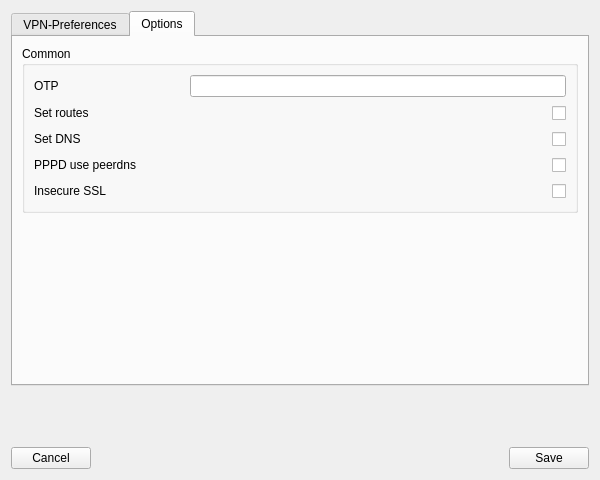
The window that vpnprofileeditor.ui (theinvisible/openfortigui) describes before a commit, drawn with Qt 5.
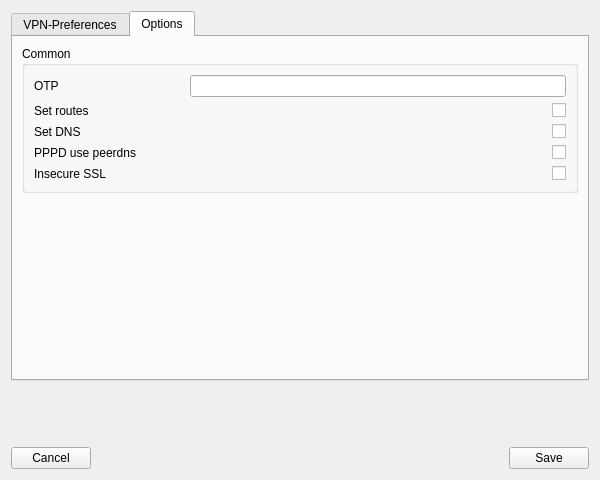
The same window after the commit. The open tabs and pages were chosen to show the change.

```diff
--- a/vpnprofileeditor.ui
+++ b/vpnprofileeditor.ui
@@ -79,9 +79,6 @@
           </item>
           <item row="2" column="1">
            <widget class="QSpinBox" name="sBGatewayPort">
-            <property name="alignment">
-             <set>Qt::AlignRight|Qt::AlignTrailing|Qt::AlignVCenter</set>
-            </property>
             <property name="suffix">
              <string/>
             </property>
@@ -157,7 +154,7 @@
              <enum>Qt::RightToLeft</enum>
             </property>
             <property name="text">
-             <string> </string>
+             <string/>
             </property>
            </widget>
           </item>
@@ -269,7 +266,7 @@
              <enum>Qt::RightToLeft</enum>
             </property>
             <property name="text">
-             <string> </string>
+             <string/>
             </property>
            </widget>
           </item>
@@ -279,7 +276,7 @@
              <enum>Qt::RightToLeft</enum>
             </property>
             <property name="text">
-             <string> </string>
+             <string/>
             </property>
            </widget>
           </item>
@@ -289,7 +286,7 @@
              <enum>Qt::RightToLeft</enum>
             </property>
             <property name="text">
-             <string> </string>
+             <string/>
             </property>
            </widget>
           </item>
@@ -299,7 +296,7 @@
              <enum>Qt::RightToLeft</enum>
             </property>
             <property name="text">
-             <string> </string>
+             <string/>
             </property>
            </widget>
           </item>
```
